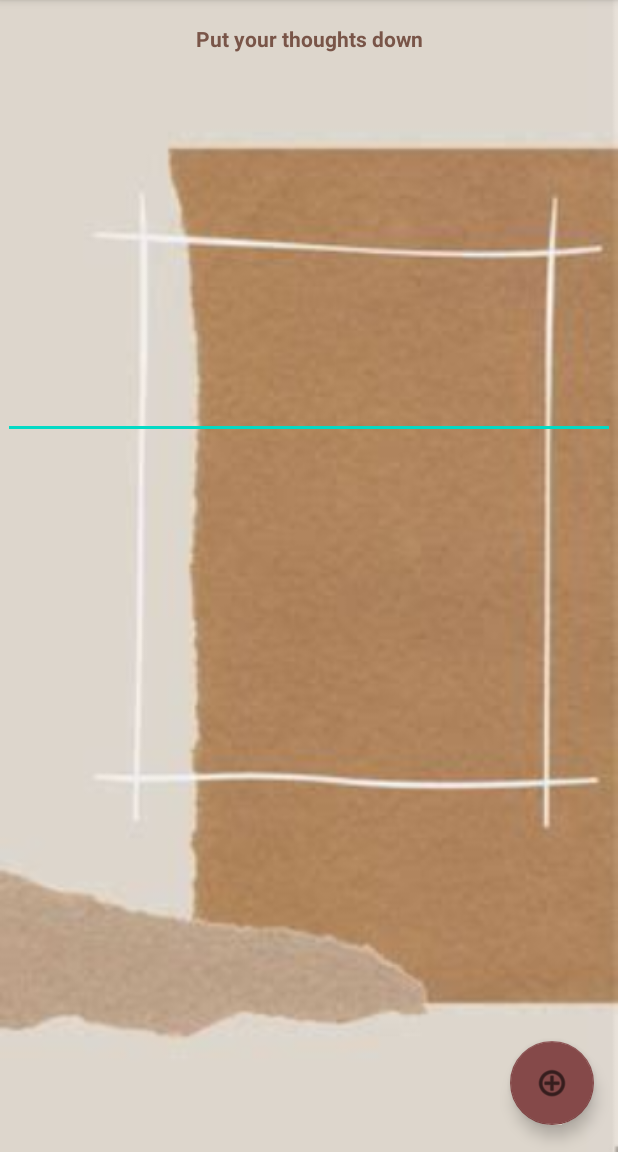
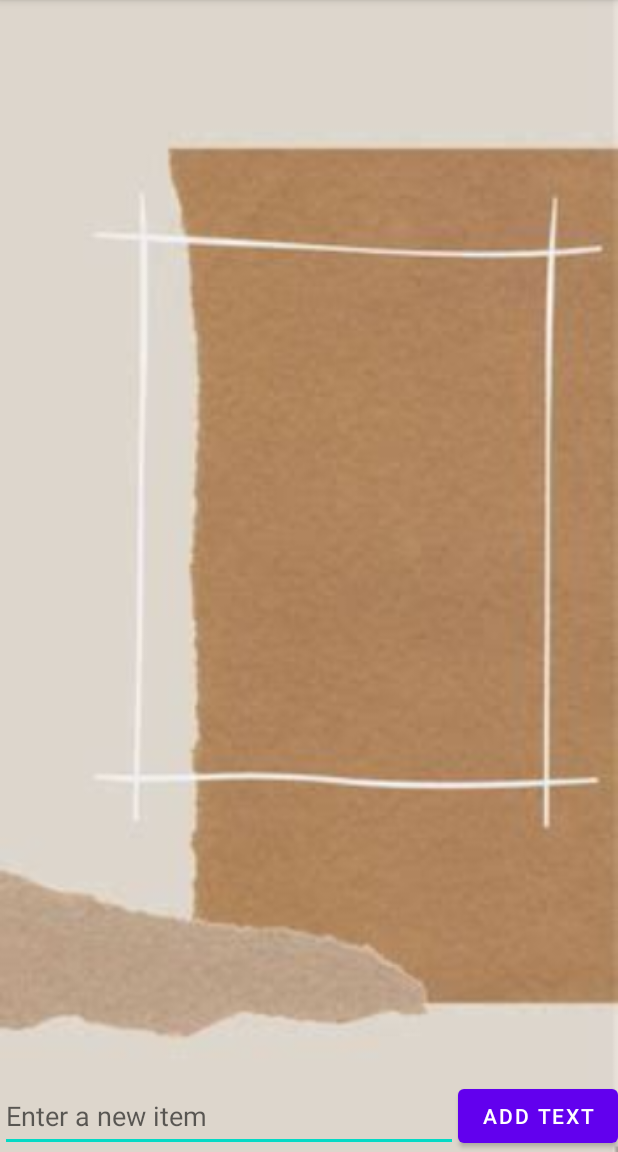
Before and after one commit to RaiyanAfiz/Mobile-Application-Development-Project, an Android app: the Journal screen opened directly, with no data from a screen before it, on a phone screen of 412 x 824 dp, the part 84-1236 px from its top. Run offline under Robolectric (Android 15) with nearby library versions, the phone set to English and light mode, and no system bars.

Commit message:
journal update

```diff
--- a/app/build.gradle
+++ b/app/build.gradle
@@ -35,4 +35,5 @@ dependencies {
     testImplementation 'junit:junit:4.13.2'
     androidTestImplementation 'androidx.test.ext:junit:1.1.3'
     androidTestImplementation 'androidx.test.espresso:espresso-core:3.4.0'
+    implementation 'org.apache.commons:commons-io:1.3.2'
 }
--- a/app/src/main/java/com/example/androiddevproject/FileHandler.java
+++ /dev/null
@@ -1,48 +0,0 @@
-package com.example.androiddevproject;
-
-import android.content.Context;
-
-import androidx.appcompat.app.AppCompatActivity;
-
-import java.io.FileInputStream;
-import java.io.FileNotFoundException;
-import java.io.FileOutputStream;
-import java.io.IOException;
-import java.io.ObjectInputStream;
-import java.io.ObjectOutputStream;
-import java.util.ArrayList;
-
-public class FileHandler extends AppCompatActivity{
-
-    public static final String FILENAME = "file.txt";
-    public static void EnterData(Context context, ArrayList<String> items){
-        try {
-            FileOutputStream fos = context.openFileOutput(FILENAME, Context.MODE_PRIVATE);
-            ObjectOutputStream oos = new ObjectOutputStream(fos);
-            oos.writeObject(items);
-            oos.close();
-        } catch (FileNotFoundException e) {
-            e.printStackTrace();
-        } catch (IOException e) {
-            e.printStackTrace();
-        }
-    }
-
-    public static ArrayList<String> ReadData(Context context){
-        ArrayList<String> arraylist = null;
-        try {
-            FileInputStream fis = context.openFileInput(FILENAME);
-            ObjectInputStream ois = new ObjectInputStream(fis);
-            arraylist = (ArrayList<String>) ois.readObject();
-        } catch (FileNotFoundException e) {
-            arraylist = new ArrayList<>();
-            e.printStackTrace();
-        } catch (IOException e) {
-            e.printStackTrace();
-        } catch (ClassNotFoundException e) {
-            e.printStackTrace();
-        }
-        return arraylist;
-    }
-
-}
--- a/app/src/main/java/com/example/androiddevproject/Journal.java
+++ b/app/src/main/java/com/example/androiddevproject/Journal.java
@@ -2,56 +2,93 @@ package com.example.androiddevproject;
 
 import androidx.appcompat.app.AppCompatActivity;
 
-import android.content.Context;
+
 import android.os.Bundle;
 import android.view.View;
+import android.widget.AdapterView;
 import android.widget.ArrayAdapter;
 import android.widget.Button;
 import android.widget.EditText;
-import android.widget.LinearLayout;
 import android.widget.ListView;
 import android.widget.TextView;
-import com.google.android.material.snackbar.Snackbar;
+
+import org.apache.commons.io.FileUtils;
+
+import java.io.File;
+import java.io.IOException;
 import java.util.ArrayList;
+
 
 public class Journal extends AppCompatActivity {
 
     private Button btnfloat;
     private EditText journaltext;
     private TextView journalheading;
-    private ListView item_list;
-    private ArrayList<String> values=new ArrayList<String>();
-    private ArrayAdapter<String> adapter;
-    LinearLayout layout1;
+    private ListView listview;
+    private ArrayList<String> items;
+    private ArrayAdapter<String> itemsAdapter;
 
     @Override
     protected void onCreate(Bundle savedInstanceState) {
         super.onCreate(savedInstanceState);
         setContentView(R.layout.activity_journal);
 
-        layout1 = findViewById(R.id.layout1);
-        btnfloat = findViewById(R.id.btnfloat);
+
+        journalheading = findViewById(R.id.journalheading);
+       btnfloat = findViewById(R.id.btnfloat);
+        listview = findViewById(R.id.listview);
+        items = new ArrayList<String>();
+
+        readItems();
+
+        itemsAdapter = new ArrayAdapter<String>(this,
+                android.R.layout.simple_list_item_1, items);
+        listview.setAdapter(itemsAdapter);
+
+        setupListViewListener();
+
+    }
+
+    private void setupListViewListener() {
+        listview.setOnItemLongClickListener(
+                new AdapterView.OnItemLongClickListener() {
+                    @Override
+                    public boolean onItemLongClick(AdapterView<?> adapter,
+                                                   View item, int pos, long id) {
+                        items.remove(pos);
+                        itemsAdapter.notifyDataSetChanged();
+                        writeItems();
+                        return true;
+                    }
+
+                });
+    }
+
+    public void onAddItem(View v){
         journaltext = findViewById(R.id.journaltext);
-        journalheading = findViewById(R.id.journalheading);
-        item_list = findViewById(R.id.listview);
+        String itemText = journaltext.getText().toString();
+        itemsAdapter.add(itemText);
+        journaltext.setText("");
+        writeItems();
+    }
 
-        values = FileHandler.ReadData(this);
-        adapter = new ArrayAdapter<>(this, android.R.layout.simple_list_item_1, values);
-        item_list.setAdapter(adapter);
+    private void readItems() {
+        File filesDir = getFilesDir();
+        File todoFile = new File(filesDir, "todo.txt");
+        try {
+            items = new ArrayList<String>(FileUtils.readLines(todoFile));
+        } catch (IOException e) {
+            items = new ArrayList<String>();
+        }
+    }
 
-        btnfloat.setOnClickListener(new View.OnClickListener() {
-            @Override
-            public void onClick(View view) {
-                String newItem = journaltext.getText().toString();
-                if(!newItem.isEmpty()) {
-                    values.add(newItem);
-                }
-                else if(newItem.isEmpty())
-                    Snackbar.make(layout1, "Cannot add item", Snackbar.LENGTH_SHORT).show();
-                journaltext.setText("");
-               FileHandler.EnterData(getApplicationContext(), values);
-               adapter.notifyDataSetChanged();
-            }
-        });
+    private void writeItems() {
+        File filesDir = getFilesDir();
+        File todoFile = new File(filesDir, "todo.txt");
+        try {
+            FileUtils.writeLines(todoFile, items);
+        } catch (IOException e) {
+            e.printStackTrace();
+        }
     }
 }
--- a/app/src/main/res/layout/activity_journal.xml
+++ b/app/src/main/res/layout/activity_journal.xml
@@ -1,5 +1,5 @@
 <?xml version="1.0" encoding="utf-8"?>
-<androidx.constraintlayout.widget.ConstraintLayout xmlns:android="http://schemas.android.com/apk/res/android"
+<RelativeLayout xmlns:android="http://schemas.android.com/apk/res/android"
     xmlns:app="http://schemas.android.com/apk/res-auto"
     xmlns:tools="http://schemas.android.com/tools"
     android:id="@+id/layout1"
@@ -9,29 +9,13 @@
     android:orientation="vertical"
     tools:context=".Journal">
 
-    <com.google.android.material.floatingactionbutton.FloatingActionButton
-        android:id="@+id/btnfloat"
-        android:layout_width="wrap_content"
-        android:layout_height="wrap_content"
-        android:layout_marginEnd="16dp"
-        android:layout_marginBottom="18dp"
-        android:clickable="true"
-        app:backgroundTint="#854949"
-        app:layout_constraintBottom_toBottomOf="parent"
-        app:layout_constraintEnd_toEndOf="parent"
-        app:layout_constraintTop_toBottomOf="@+id/listview"
-        app:srcCompat="@android:drawable/ic_menu_add"
-        tools:ignore="SpeakableTextPresentCheck" />
-
-
     <TextView
         android:id="@+id/journalheading"
-        android:layout_width="0dp"
+        android:layout_width="293dp"
         android:layout_height="0dp"
-        android:layout_marginStart="59dp"
-        android:layout_marginTop="16dp"
-        android:layout_marginEnd="59dp"
-        android:layout_marginBottom="3dp"
+        android:layout_marginTop="5dp"
+        android:layout_marginEnd="42dp"
+        android:layout_marginBottom="14dp"
         android:ems="10"
         android:inputType="textPersonName"
         android:selectAllOnFocus="true"
@@ -39,32 +23,40 @@
         android:textAlignment="center"
         android:textColor="#795548"
         android:textStyle="bold"
-        app:layout_constraintBottom_toTopOf="@+id/journaltext"
         app:layout_constraintEnd_toEndOf="parent"
-        app:layout_constraintStart_toStartOf="parent"
         app:layout_constraintTop_toTopOf="parent" />
+
+    <ListView
+        android:id="@+id/listview"
+        android:layout_width="match_parent"
+        android:layout_height="473dp"
+        android:layout_above="@+id/btnfloat"
+        android:layout_alignParentStart="true"
+        android:layout_alignParentLeft="true"
+        android:layout_alignParentTop="true"
+        android:layout_marginTop="82dp" >
+
+    </ListView>
 
     <EditText
         android:id="@+id/journaltext"
-        android:layout_width="0dp"
-        android:layout_height="0dp"
-        android:layout_marginStart="2dp"
-        android:layout_marginEnd="2dp"
-        android:layout_marginBottom="140dp"
-        app:layout_constraintBottom_toTopOf="@+id/listview"
-        app:layout_constraintEnd_toEndOf="parent"
-        app:layout_constraintStart_toStartOf="parent"
-        app:layout_constraintTop_toBottomOf="@+id/journalheading"
-        tools:ignore="SpeakableTextPresentCheck" />
+        android:layout_width="wrap_content"
+        android:layout_height="wrap_content"
+        android:layout_alignTop="@+id/btnfloat"
+        android:layout_alignParentStart="true"
+        android:layout_alignParentLeft="true"
+        android:layout_alignParentBottom="true"
+        android:layout_toStartOf="@+id/btnfloat"
+        android:layout_toLeftOf="@+id/btnfloat"
+        android:hint="Enter a new item" />
 
-    <ListView
-        android:id="@+id/listview"
-        android:layout_width="434dp"
+    <Button
+        android:id="@+id/btnfloat"
+        android:layout_width="wrap_content"
         android:layout_height="wrap_content"
-        android:layout_marginBottom="261dp"
-        app:layout_constraintBottom_toTopOf="@+id/btnfloat"
-        app:layout_constraintStart_toStartOf="parent"
-        app:layout_constraintTop_toBottomOf="@+id/journaltext" />
+        android:layout_alignParentEnd="true"
+        android:layout_alignParentRight="true"
+        android:layout_alignParentBottom="true"
+        android:text="Add Text" />
 
-
-</androidx.constraintlayout.widget.ConstraintLayout>
+</RelativeLayout>
```
